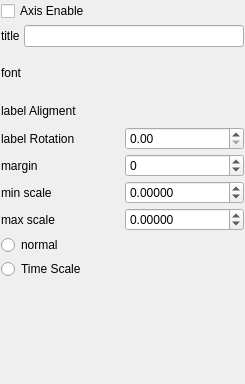
Above: src/DAGui/ChartSetting/DAChartAxisSetWidget.ui from czyt1988/data-workbench before the change. Below: the same form after it.
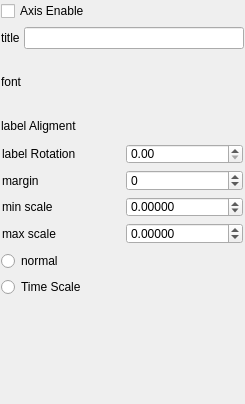
That is the form after the change. Custom widgets are drawn as their Qt base class.

What changed in the file:
```diff
--- a/src/DAGui/ChartSetting/DAChartAxisSetWidget.ui
+++ b/src/DAGui/ChartSetting/DAChartAxisSetWidget.ui
@@ -7,7 +7,7 @@
     <x>0</x>
     <y>0</y>
     <width>245</width>
-    <height>384</height>
+    <height>404</height>
    </rect>
   </property>
   <property name="windowTitle">
@@ -15,7 +15,7 @@
   </property>
   <layout class="QVBoxLayout" name="verticalLayout">
    <property name="spacing">
-    <number>4</number>
+    <number>6</number>
    </property>
    <property name="leftMargin">
     <number>1</number>
@@ -76,7 +76,7 @@
        <property name="minimumSize">
         <size>
          <width>0</width>
-         <height>44</height>
+         <height>54</height>
         </size>
        </property>
       </widget>
@@ -109,6 +109,18 @@
    </item>
    <item>
     <layout class="QGridLayout" name="gridLayout">
+     <property name="leftMargin">
+      <number>1</number>
+     </property>
+     <property name="topMargin">
+      <number>1</number>
+     </property>
+     <property name="rightMargin">
+      <number>1</number>
+     </property>
+     <property name="bottomMargin">
+      <number>1</number>
+     </property>
      <item row="0" column="0">
       <widget class="QLabel" name="labelRotation">
        <property name="text">
@@ -117,7 +129,14 @@
       </widget>
      </item>
      <item row="0" column="1">
-      <widget class="QDoubleSpinBox" name="doubleSpinBoxRotation"/>
+      <widget class="QDoubleSpinBox" name="doubleSpinBoxRotation">
+       <property name="minimumSize">
+        <size>
+         <width>0</width>
+         <height>20</height>
+        </size>
+       </property>
+      </widget>
      </item>
      <item row="1" column="0">
       <widget class="QLabel" name="labelMargin">
@@ -128,6 +147,12 @@
      </item>
      <item row="1" column="1">
       <widget class="QSpinBox" name="spinBoxMargin">
+       <property name="minimumSize">
+        <size>
+         <width>0</width>
+         <height>20</height>
+        </size>
+       </property>
        <property name="minimum">
         <number>-10</number>
        </property>
@@ -142,6 +167,12 @@
      </item>
      <item row="2" column="1">
       <widget class="QDoubleSpinBox" name="doubleSpinBoxMin">
+       <property name="minimumSize">
+        <size>
+         <width>0</width>
+         <height>20</height>
+        </size>
+       </property>
        <property name="decimals">
         <number>5</number>
        </property>
@@ -162,6 +193,12 @@
      </item>
      <item row="3" column="1">
       <widget class="QDoubleSpinBox" name="doubleSpinBoxMax">
+       <property name="minimumSize">
+        <size>
+         <width>0</width>
+         <height>20</height>
+        </size>
+       </property>
        <property name="decimals">
         <number>5</number>
        </property>
```
